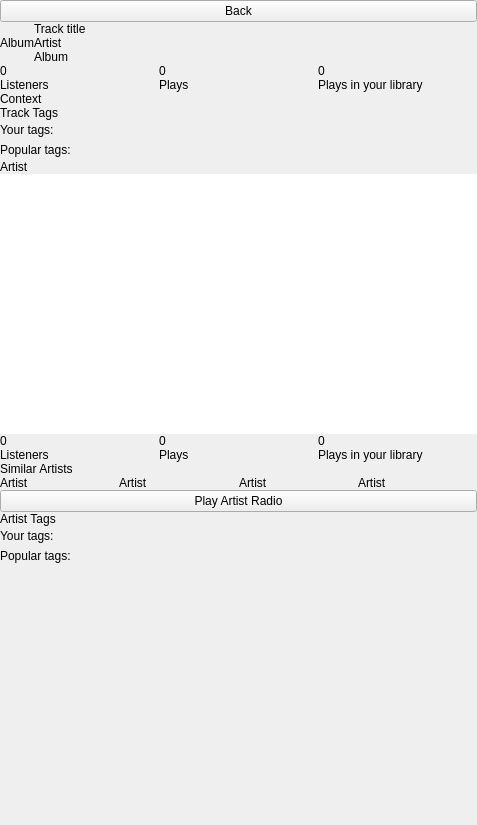
Above: app/client/Widgets/MetadataWidget.ui from mutecypher/lastfm-desktop before the change. Below: the same form after it.
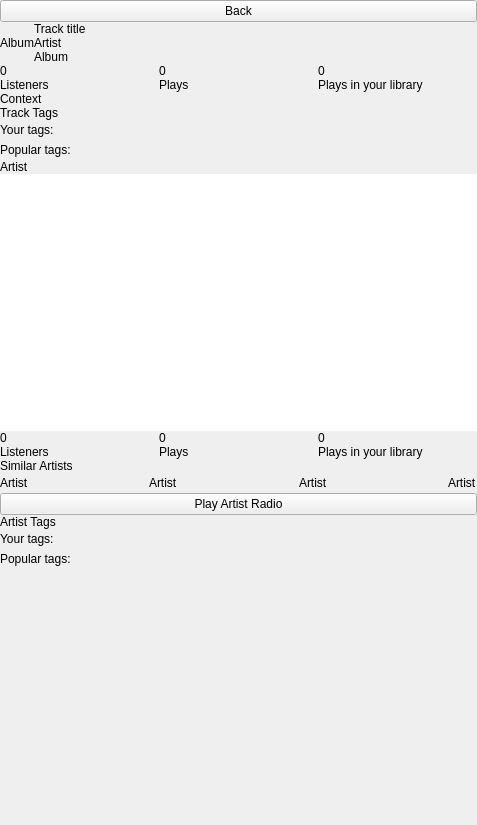
That is the form after the change. Custom widgets are drawn as their Qt base class.

Patch:
```diff
--- a/app/client/Widgets/MetadataWidget.ui
+++ b/app/client/Widgets/MetadataWidget.ui
@@ -484,6 +484,19 @@
                </property>
               </widget>
              </item>
+             <item>
+              <spacer name="horizontalSpacer_7">
+               <property name="orientation">
+                <enum>Qt::Horizontal</enum>
+               </property>
+               <property name="sizeHint" stdset="0">
+                <size>
+                 <width>0</width>
+                 <height>20</height>
+                </size>
+               </property>
+              </spacer>
+             </item>
              <item>
               <widget class="HttpImageWidget" name="artist2">
                <property name="text">
@@ -491,6 +504,19 @@
                </property>
               </widget>
              </item>
+             <item>
+              <spacer name="horizontalSpacer_6">
+               <property name="orientation">
+                <enum>Qt::Horizontal</enum>
+               </property>
+               <property name="sizeHint" stdset="0">
+                <size>
+                 <width>0</width>
+                 <height>20</height>
+                </size>
+               </property>
+              </spacer>
+             </item>
              <item>
               <widget class="HttpImageWidget" name="artist3">
                <property name="text">
@@ -498,6 +524,19 @@
                </property>
               </widget>
              </item>
+             <item>
+              <spacer name="horizontalSpacer_5">
+               <property name="orientation">
+                <enum>Qt::Horizontal</enum>
+               </property>
+               <property name="sizeHint" stdset="0">
+                <size>
+                 <width>0</width>
+                 <height>20</height>
+                </size>
+               </property>
+              </spacer>
+             </item>
              <item>
               <widget class="HttpImageWidget" name="artist4">
                <property name="text">
```
Left out of the diff: 2 changed lines with no effect on the pictures.
